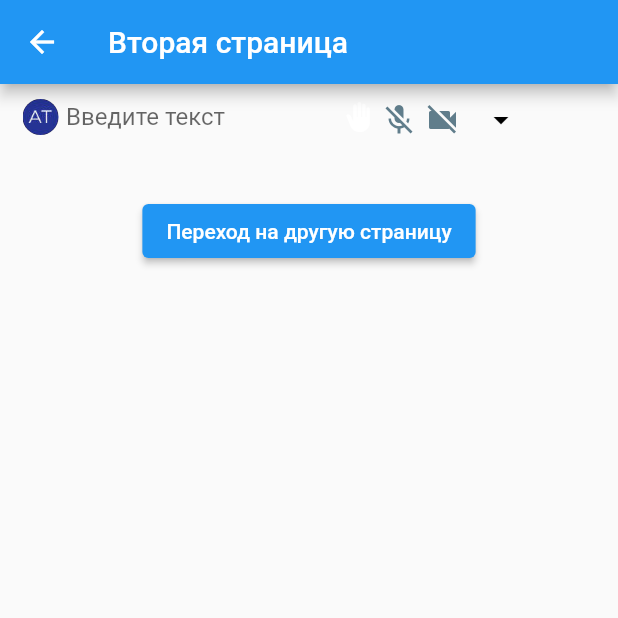
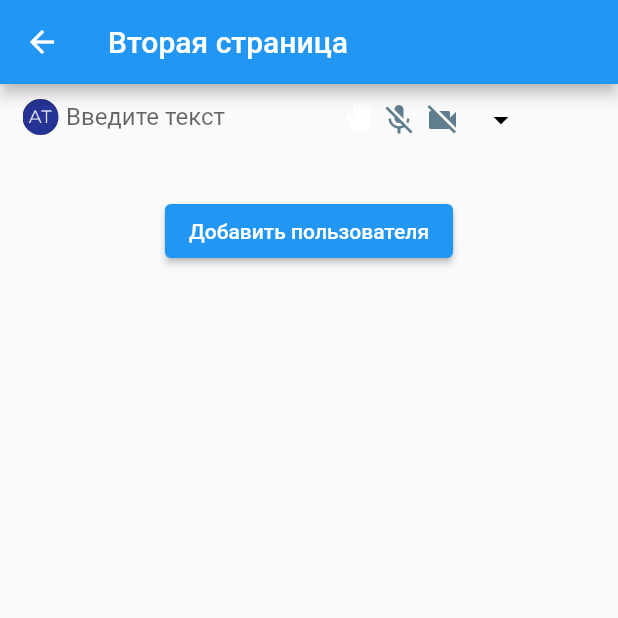
Before and after one commit to Lancer22sm/flutter_application_1, a Flutter app: the SecondScreen screen opened directly, on a phone screen of 412 x 824 dp, the top half of it. Run offline on Flutter 3.47's test engine with Material 2 defaults, Android fonts, the phone set to English and light mode, and no system bars.

Commit message:
добавляет на второй странице

```diff
--- a/lib/my_methods.dart
+++ b/lib/my_methods.dart
@@ -4,7 +4,9 @@ class MyMethods extends StatelessWidget {
   MyMethods({super.key});
   final _controller = TextEditingController();
   String getTextFromField() {
-    return _controller.text;
+    String myText = _controller.text;
+    _controller.text = "";
+    return myText;
   }
 
   Widget FirstOrSecondScreen(bool first, String namePeople) {
--- a/lib/second_screen.dart
+++ b/lib/second_screen.dart
@@ -33,27 +33,15 @@ class SecondScreen extends StatefulWidget {
   _SecondScreen createState() => _SecondScreen();
 }
 
+class _SecondScreen extends State<SecondScreen> {
+  final _items = <Widget>[];
 
-class _SecondScreen extends State<SecondScreen> {
-
-  @override
-  Widget build(BuildContext context) {
-    return Scaffold(
-      appBar: AppBar(
-        title: const Text("Вторая страница"),
-      ),
-      body: Column(
-        children:<Widget>[
-          myColumns,
-        const Padding(padding: EdgeInsets.only(top: 40)),
-        ElevatedButton(
-                onPressed: () {
+  void _addItem() {
     setState(() {
-                    myColumns.children.add(_MyMethods.myRowStroke());
-                    myColumns.children.add(_MyMethods.myRowPeople(
+      _items.add(_MyMethods.myRowStroke());
+      _items.add(_MyMethods.myRowPeople(
           _MyMethods.getTextFromField(),
-                  Image.asset('assets/images/image1.jpg',
-                      width: 24, height: 24),
+          Image.asset('assets/images/image1.jpg', width: 24, height: 24),
           const Icon(Icons.mic_off, color: Colors.blueGrey),
           const Icon(
             Icons.videocam_off,
@@ -72,10 +60,26 @@ class _SecondScreen extends State<SecondScreen> {
           20,
           true));
     });
+  }
+
+  @override
+  Widget build(BuildContext context) {
+    return Scaffold(
+      appBar: AppBar(
+        title: const Text("Вторая страница"),
+      ),
+      body: Column(children: <Widget>[
+        myColumns,
+        Column(
+          children: _items,
+        ),
+        const Padding(padding: EdgeInsets.only(top: 40)),
+        ElevatedButton(
+            onPressed: () {
+              _addItem();
             },
-                child: const Text("Переход на другую страницу"))
-        ]
-        ),
+            child: const Text("Добавить пользователя"))
+      ]),
     );
   }
 }
```
Lines whose indentation alone changed are shown as unchanged.
